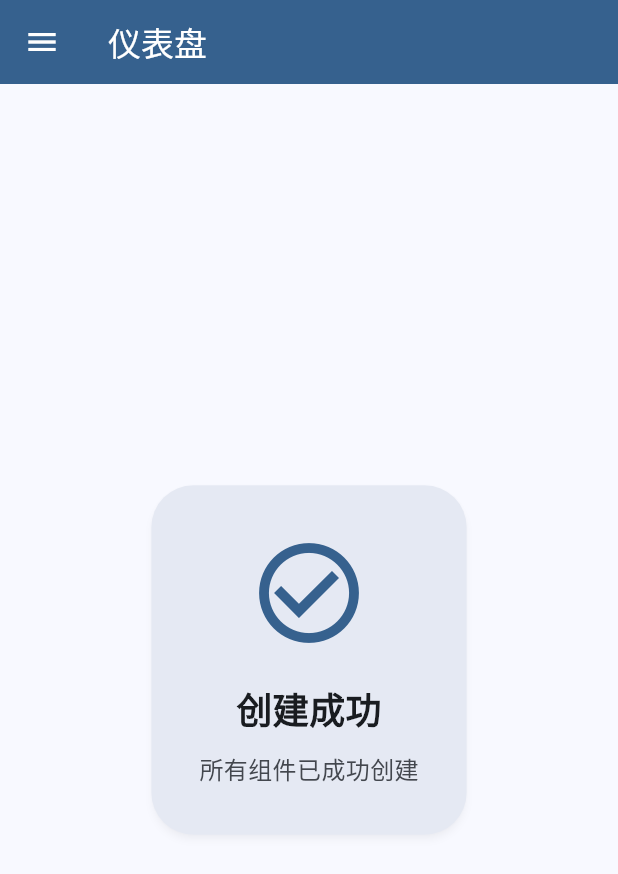
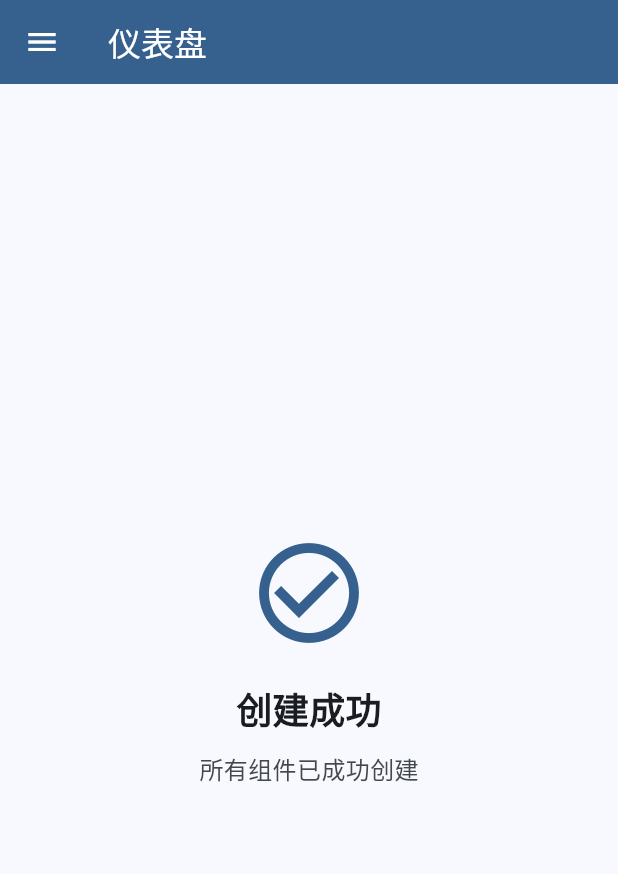
Before and after one commit to haiyewei/CNMCF, a Flutter app: the screen it shows after launch, on a phone screen of 412 x 824 dp. Shown: the top 874 px of the screen. Run offline on Flutter 3.47's test engine with Material 3 defaults, Android fonts, the light colour scheme and no system bars; drawn by our look-alikes of dynamic_color; our stand-ins replace package_info_plus, shared_preferences; missing offline and left inert: betrayal, contextual_menu, launch_at_startup, window_manager; Roboto replaces fonts that are missing (Microsoft YaHei).

Commit message:
更新更简洁的UI

```diff
--- a/lib/constants/app_info.dart
+++ b/lib/constants/app_info.dart
@@ -1,3 +1,5 @@
 class AppInfo {
   static const String appName = 'CNMCF';
+  static const String appVersion = '0.0.1';
+  static const String officialLink = 'https://github.com';
 }
--- a/lib/pages/dashboard_page.dart
+++ b/lib/pages/dashboard_page.dart
@@ -7,20 +7,28 @@ class DashboardPage extends StatelessWidget {
   Widget build(BuildContext context) {
     final colorScheme = Theme.of(context).colorScheme;
 
-    return Center(
-      child: Padding(
-        padding: const EdgeInsets.all(20.0),
+    return Padding(
+      // 移除了 Center，修改了 Padding
+      padding: const EdgeInsets.all(5.0), // 与 mail_settings_page.dart 保持一致
+      child: Column(
+        // 添加 Column 和 Expanded 使卡片能够扩展
+        crossAxisAlignment: CrossAxisAlignment.stretch,
+        children: <Widget>[
+          Expanded(
             child: Card(
-          elevation: 2,
+              elevation: 0,
+              color: Colors.transparent,
               shape: RoundedRectangleBorder(
                 borderRadius: BorderRadius.circular(28),
               ),
-          surfaceTintColor: colorScheme.surfaceTint,
-          shadowColor: colorScheme.shadow.withAlpha(51),
+              shadowColor: colorScheme.shadow.withAlpha(
+                51,
+              ), // 保持原有的 shadowColor Alpha 值
               child: Padding(
-            padding: const EdgeInsets.all(32.0),
+                padding: const EdgeInsets.all(16.0),
                 child: Column(
-              mainAxisSize: MainAxisSize.min,
+                  // mainAxisSize: MainAxisSize.min, // 移除此行以允许扩展
+                  mainAxisAlignment: MainAxisAlignment.center, // 使内容在卡片中居中
                   children: [
                     Icon(
                       Icons.check_circle_outline,
@@ -44,11 +52,13 @@ class DashboardPage extends StatelessWidget {
                         color: colorScheme.onSurfaceVariant,
                       ),
                     ),
-              ],
-            ),
-          ),
-        ),
-      ),
-    );
+                  ], // Card 内部 Column 的 children 结束
+                ), // Card 内部的 Column 结束
+              ), // Card 内部的 Padding 结束
+            ), // Card 结束
+          ), // Expanded 结束
+        ], // 外部 Column 的 children 结束
+      ), // 外部 Column 结束
+    ); // 外部 Padding 结束
   }
 }
--- a/lib/pages/home_page.dart
+++ b/lib/pages/home_page.dart
@@ -32,14 +32,11 @@ class HomePageState extends State<HomePage> {
   // 页面列表
   final List<Widget> _pages = [
     const DashboardPage(),
-    Container(), // Placeholder for '收件箱'
-    Container(), // Placeholder for '发件箱'
-    Container(), // Placeholder for '邮箱设置'
-    const SystemSettingsPage(), // Corrected class name for '系统设置'
+    const SystemSettingsPage(),
   ];
 
   // 页面标题
-  final List<String> _titles = ['仪表盘', '收件箱', '发件箱', '邮箱设置', '系统设置'];
+  final List<String> _titles = ['仪表盘','系统设置'];
 
   @override
   void initState() {
--- a/pubspec.yaml
+++ b/pubspec.yaml
@@ -47,6 +47,7 @@ dependencies:
   contextual_menu: ^0.1.2
   launch_at_startup: ^0.5.1
   package_info_plus: ^8.3.0
+  url_launcher: ^6.3.1
 
 dev_dependencies:
   flutter_test:
@@ -83,7 +84,7 @@ flutter:
 
   # To add assets to your application, add an assets section, like this:
   assets:
-    - lib/themes/colors.json
+    - assets/themes/colors.json
     - assets/icons/app_icon.ico
     - assets/icons/app_icon.png
 
```
Also changed, not shown: lib/components/side_bar.dart (+18 -4 lines), lib/components/top_bar.dart (+7 -13 lines), lib/pages/settings_page.dart (+72 -96 lines), lib/services/notify/app_notify.dart (+13 -5 lines), lib/services/notify/notify.dart (+19 -15 lines), lib/themes/theme_manager.dart (+8 -0 lines), assets/themes/colors.json (renamed from lib/themes/colors.json), lib/services/notify/system_notify.dart (line endings or trailing spaces), pubspec.lock, 7 other files. Lines whose indentation alone changed are shown as unchanged.
